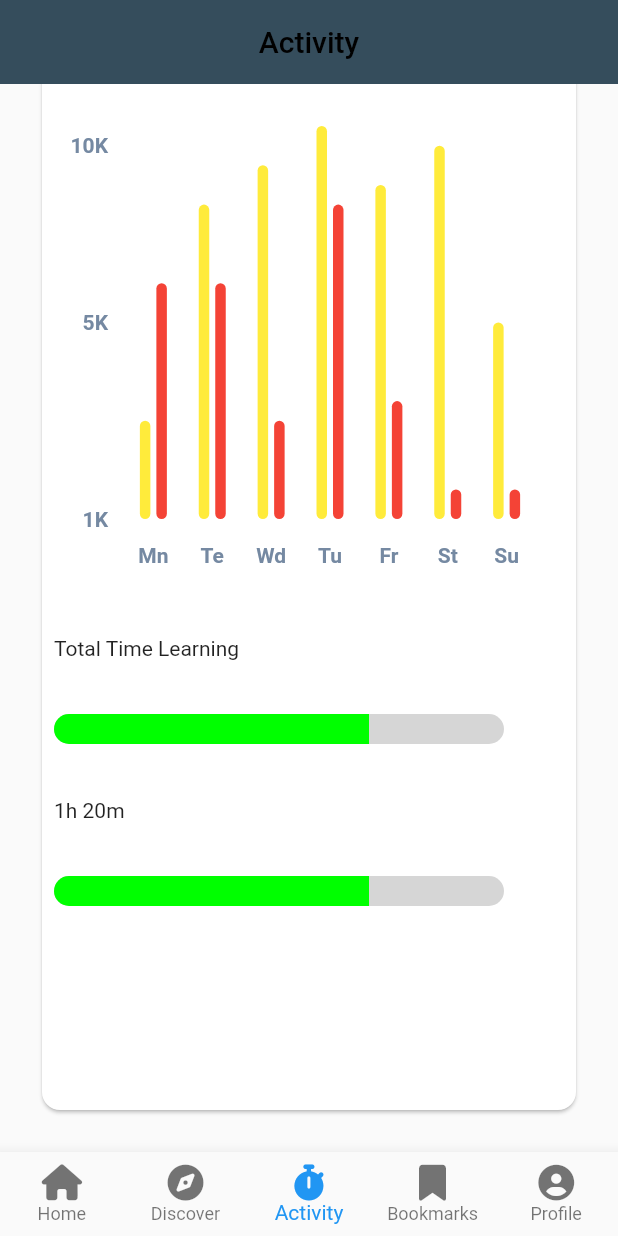
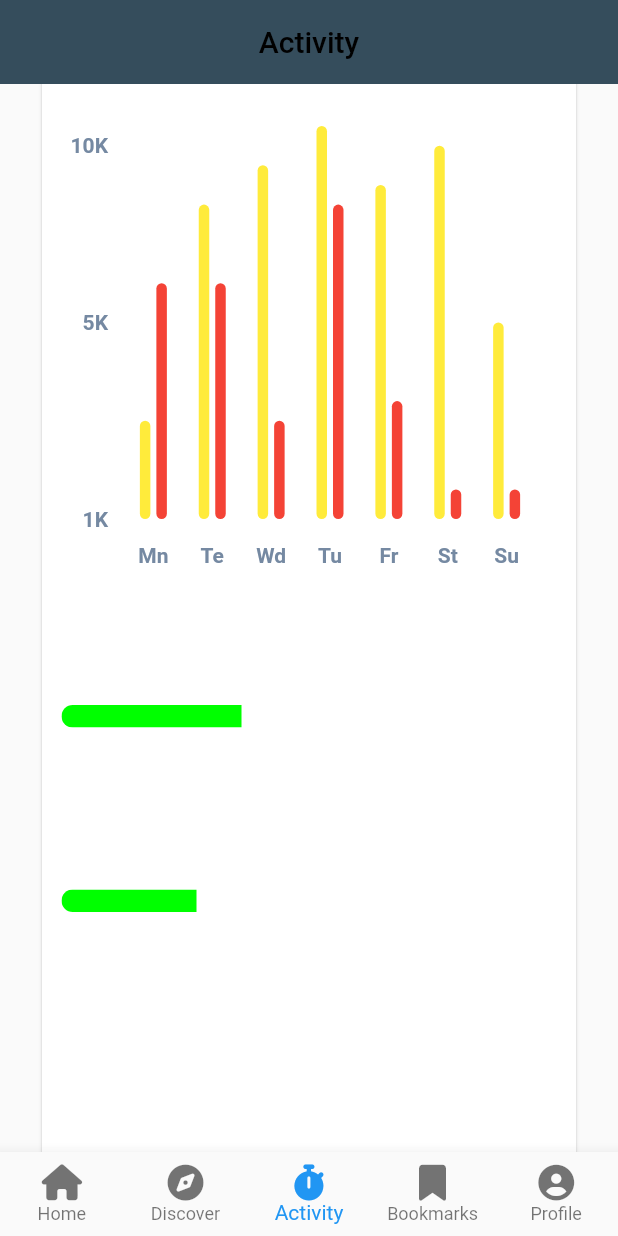
Before and after one commit to masumba/cross_over_test_quizlr, a Flutter app: the screen it shows after launch, item 3 of the bottom bar chosen, scrolled down 421 dp, on a phone screen of 412 x 824 dp. Run offline on Flutter 3.47's test engine with Material 2 defaults, Android fonts, the phone set to English and light mode, and no system bars; drawn by our look-alikes of fl_chart; our stand-ins replace another_flushbar, auto_size_text, badges, flutter_feather_icons, font_awesome_flutter, get_it and 4 more; missing offline and left inert: remove_emoji.

```diff
--- a/lib/views/home/tabs/activity/activity_tab_view.dart
+++ b/lib/views/home/tabs/activity/activity_tab_view.dart
@@ -3,6 +3,7 @@ import 'package:cross_over_test_quizlr/utils/screen_util.dart';
 import 'package:cross_over_test_quizlr/views/home/tabs/activity/activity_tab_view_model.dart';
 import 'package:cross_over_test_quizlr/widgets/busy_button.dart';
 import 'package:cross_over_test_quizlr/widgets/charts/bar_chart_sample2.dart';
+import 'package:cross_over_test_quizlr/widgets/time_track_tile.dart';
 import 'package:flutter/cupertino.dart';
 import 'package:flutter/material.dart';
 import 'package:flutter/services.dart';
@@ -172,17 +173,21 @@ class _ActivityTabViewState extends State<ActivityTabView> {
                     },
                   ),
                 ),
-                SizedBox(
-                  height:
-                      ScreenUtil.screenHeightFraction(context, dividedBy: 1),
+                ConstrainedBox(
+                  constraints: BoxConstraints(
+                    minHeight:
+                        ScreenUtil.screenHeightFraction(context, dividedBy: 1),
+                    maxHeight:
+                        ScreenUtil.screenHeightFraction(context, dividedBy: 1) *
+                            1.5,
+                  ),
                   child: Padding(
                     padding: const EdgeInsets.all(8.0),
                     child: DefaultTabController(
                       length: 2,
                       child: Column(
+                        mainAxisSize: MainAxisSize.min,
                         children: [
-                          // Your previous widgets...
-
                           TabBar(
                             indicatorColor: Theme.of(context).iconTheme.color,
                             labelColor: Theme.of(context).iconTheme.color,
@@ -202,6 +207,7 @@ class _ActivityTabViewState extends State<ActivityTabView> {
                                     child: Column(
                                       crossAxisAlignment:
                                           CrossAxisAlignment.start,
+                                      mainAxisSize: MainAxisSize.min,
                                       children: [
                                         SizedBox(
                                           height:
@@ -211,57 +217,20 @@ class _ActivityTabViewState extends State<ActivityTabView> {
                                           ),
                                           child: BarChartSample2(),
                                         ),
-                                        const Padding(
-                                          padding: EdgeInsets.all(8.0),
-                                          child: Text('Total Time Learning'),
+                                        const TimeTrackTile(
+                                          title: 'Total Time Learning',
+                                          progressPercentage: 40.0,
+                                          subText: '1h 20m',
                                         ),
-                                        Padding(
-                                          padding: const EdgeInsets.all(8.0),
-                                          child: Container(
-                                            margin: const EdgeInsets.symmetric(
-                                                vertical: 20),
-                                            width: 300,
-                                            height: 20,
-                                            child: const ClipRRect(
-                                              borderRadius: BorderRadius.all(
-                                                  Radius.circular(10)),
-                                              child: LinearProgressIndicator(
-                                                value: 0.7,
-                                                valueColor:
-                                                    AlwaysStoppedAnimation<
-                                                            Color>(
-                                                        Color(0xff00ff00)),
-                                                backgroundColor:
-                                                    Color(0xffD6D6D6),
-                                              ),
-                                            ),
-                                          ),
+                                        const TimeTrackTile(
+                                          title: 'Total Time in fun Apps',
+                                          progressPercentage: 30.0,
+                                          subText: '1h 10m',
                                         ),
-                                        const Padding(
-                                          padding: EdgeInsets.all(8.0),
-                                          child: Text('1h 20m'),
-                                        ),
-                                        Padding(
-                                          padding: const EdgeInsets.all(8.0),
-                                          child: Container(
-                                            margin: const EdgeInsets.symmetric(
-                                                vertical: 20),
-                                            width: 300,
-                                            height: 20,
-                                            child: const ClipRRect(
-                                              borderRadius: BorderRadius.all(
-                                                  Radius.circular(10)),
-                                              child: LinearProgressIndicator(
-                                                value: 0.7,
-                                                valueColor:
-                                                    AlwaysStoppedAnimation<
-                                                            Color>(
-                                                        Color(0xff00ff00)),
-                                                backgroundColor:
-                                                    Color(0xffD6D6D6),
-                                              ),
-                                            ),
-                                          ),
+                                        const TimeTrackTile(
+                                          title: 'Total Allowance Remaining',
+                                          progressPercentage: 0.0,
+                                          subText: '0h 10m',
                                         ),
                                       ],
                                     ),
@@ -271,6 +240,9 @@ class _ActivityTabViewState extends State<ActivityTabView> {
                                   padding: const EdgeInsets.all(8.0),
                                   child: Card(
                                     child: Column(
+                                      mainAxisSize: MainAxisSize.min,
+                                      crossAxisAlignment:
+                                          CrossAxisAlignment.start,
                                       children: [
                                         SizedBox(
                                           height:
@@ -280,57 +252,15 @@ class _ActivityTabViewState extends State<ActivityTabView> {
                                           ),
                                           child: BarChartSample2(),
                                         ),
-                                        const Padding(
-                                          padding: EdgeInsets.all(8.0),
-                                          child: Text('Total Time Learning'),
+                                        const TimeTrackTile(
+                                          title: 'Opened Qiuizlr',
+                                          progressPercentage: 0,
+                                          subText: '7 times',
                                         ),
-                                        Padding(
-                                          padding: const EdgeInsets.all(8.0),
-                                          child: Container(
-                                            margin: const EdgeInsets.symmetric(
-                                                vertical: 20),
-                                            width: 300,
-                                            height: 20,
-                                            child: const ClipRRect(
-                                              borderRadius: BorderRadius.all(
-                                                  Radius.circular(10)),
-                                              child: LinearProgressIndicator(
-                                                value: 0.7,
-                                                valueColor:
-                                                    AlwaysStoppedAnimation<
-                                                            Color>(
-                                                        Color(0xff00ff00)),
-                                                backgroundColor:
-                                                    Color(0xffD6D6D6),
-                                              ),
-                                            ),
-                                          ),
-                                        ),
-                                        const Padding(
-                                          padding: EdgeInsets.all(8.0),
-                                          child: Text('1h 20m'),
-                                        ),
-                                        Padding(
-                                          padding: const EdgeInsets.all(8.0),
-                                          child: Container(
-                                            margin: const EdgeInsets.symmetric(
-                                                vertical: 5),
-                                            width: 300,
-                                            height: 20,
-                                            child: const ClipRRect(
-                                              borderRadius: BorderRadius.all(
-                                                  Radius.circular(10)),
-                                              child: LinearProgressIndicator(
-                                                value: 0.7,
-                                                valueColor:
-                                                    AlwaysStoppedAnimation<
-                                                            Color>(
-                                                        Color(0xff00ff00)),
-                                                backgroundColor:
-                                                    Color(0xffD6D6D6),
-                                              ),
-                                            ),
-                                          ),
+                                        const TimeTrackTile(
+                                          title: 'Opened Fun Apps',
+                                          progressPercentage: 0,
+                                          subText: '7 times',
                                         ),
                                       ],
                                     ),
--- /dev/null
+++ b/lib/widgets/time_track_tile.dart
@@ -0,0 +1,59 @@
+import 'package:flutter/material.dart';
+
+class TimeTrackTile extends StatelessWidget {
+  final String title;
+  final String subText;
+  final double progressPercentage;
+  const TimeTrackTile({
+    Key? key,
+    required this.title,
+    required this.subText,
+    this.progressPercentage = 0,
+  }) : super(key: key);
+
+  @override
+  Widget build(BuildContext context) {
+    return Padding(
+      padding: const EdgeInsets.all(8.0),
+      child: Column(
+        mainAxisSize: MainAxisSize.min,
+        crossAxisAlignment: CrossAxisAlignment.start,
+        mainAxisAlignment: MainAxisAlignment.start,
+        children: [
+          Padding(
+            padding: const EdgeInsets.all(5.0),
+            child: Text(
+              title,
+              style: TextStyle(color: Colors.white, fontSize: 22),
+            ),
+          ),
+          if (progressPercentage > 0)
+            Padding(
+              padding: const EdgeInsets.all(5.0),
+              child: Container(
+                margin: const EdgeInsets.symmetric(vertical: 5),
+                width: 300,
+                height: 15,
+                child: ClipRRect(
+                  borderRadius: const BorderRadius.all(Radius.circular(10)),
+                  child: LinearProgressIndicator(
+                    value: progressPercentage / 100,
+                    valueColor:
+                        const AlwaysStoppedAnimation<Color>(Color(0xff00ff00)),
+                    backgroundColor: Colors.white.withOpacity(0.2),
+                  ),
+                ),
+              ),
+            ),
+          Padding(
+            padding: const EdgeInsets.all(5.0),
+            child: Text(
+              subText,
+              style: TextStyle(color: Colors.white, fontSize: 22),
+            ),
+          ),
+        ],
+      ),
+    );
+  }
+}
```
